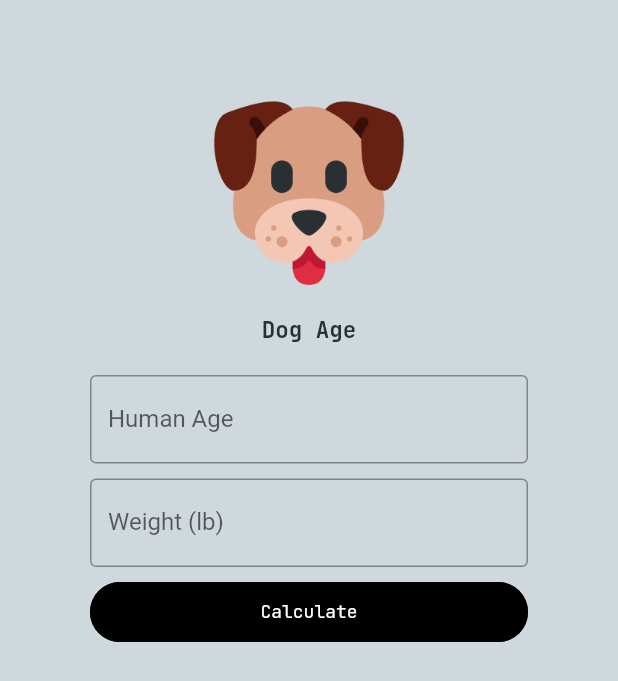
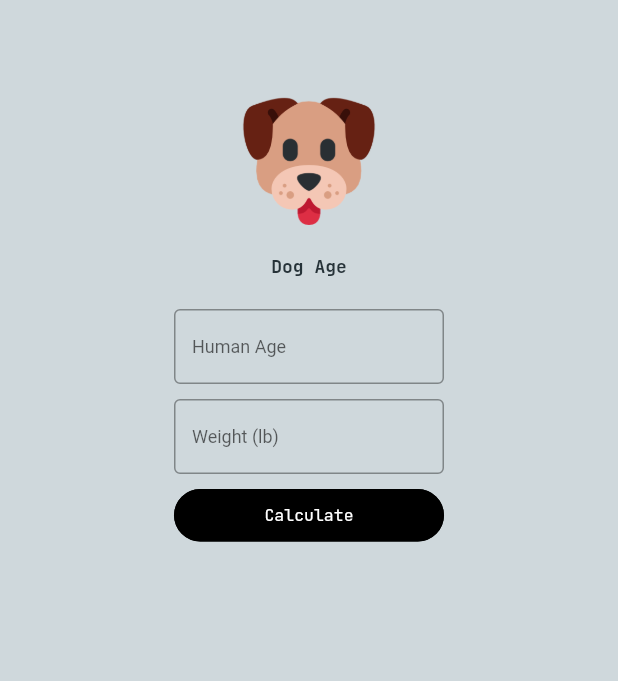
Before and after one commit to Victor-Zarzar/age-pet, a Flutter app: the DogPage screen opened directly, on a phone screen of 412 x 824 dp. Shown: the top 681 px of the screen. Run offline on Flutter 3.47's test engine with Material 3 defaults, Android fonts, the phone set to English and light mode, and no system bars; drawn by our look-alikes of getwidget; our stand-ins replace easy_localization, google_fonts.

Commit message:
Refactor components and new responsive layout

```diff
--- a/assets/translations/en-US.json
+++ b/assets/translations/en-US.json
@@ -8,12 +8,12 @@
   "labelcat": "Human Age",
   "secondlabelcat": "Weight (lb)",
   "buttoncat": "Calculate",
-  "responsecat": "Age Cat - Years",
+  "responsecat": "Age - Years",
   "validatecat": "Please fill in all fields.",
   "textdog": "Dog Age",
   "labeldog": "Human Age",
   "secondlabeldog": "Weight (lb)",
   "buttondog": "Calculate",
   "validatedog": "Please fill in all fields.",
-  "responsedog": "Age Dog - Years"
+  "responsedog": "Age - Years"
 }
--- a/assets/translations/pt-BR.json
+++ b/assets/translations/pt-BR.json
@@ -8,12 +8,12 @@
   "labelcat": "Idade Humana",
   "secondlabelcat": "Peso (kg)",
   "buttoncat": "Calcular",
-  "responsecat": "Idade do Gato - Anos",
+  "responsecat": "Idade - Anos",
   "validatecat": "Por favor, preencha todos os campos.",
   "textdog": "Idade do Cachorro",
   "labeldog": "Idade Humana",
   "secondlabeldog": "Peso (kg)",
   "buttondog": "Calcular",
   "validatedog": "Por favor, preencha todos os campos.",
-  "responsedog": "Idade do Cachorro - Anos"
+  "responsedog": "Idade - Anos"
 }
--- a/lib/components/AppAssets/app_assets.dart
+++ b/lib/components/AppAssets/app_assets.dart
@@ -4,7 +4,11 @@ class ImageOne {
   ImageOne._();
 
   static Image asset() {
-    return Image.asset('assets/pets.png');
+    return Image.asset(
+      'assets/pets.png',
+      height: 210,
+      width: 310,
+    );
   }
 }
 
@@ -14,8 +18,8 @@ class ImageTwo {
   static Image asset() {
     return Image.asset(
       'assets/cat.png',
-      height: 130,
-      width: 130,
+      height: 90,
+      width: 110,
     );
   }
 }
@@ -26,8 +30,8 @@ class ImageThree {
   static Image asset() {
     return Image.asset(
       'assets/dog.png',
-      height: 130,
-      width: 130,
+      height: 90,
+      width: 110,
     );
   }
 }
--- a/lib/pages/DogPage/dog_page.dart
+++ b/lib/pages/DogPage/dog_page.dart
@@ -38,32 +38,49 @@ class _DogPageState extends State<DogPage> {
                   'textdog'.tr(),
                   style: GoogleFonts.jetBrainsMono(
                     textStyle: TextStyle(
-                      fontSize: 15,
+                      fontSize: 12,
                       fontWeight: FontWeight.bold,
                       color: FontTextColor.primaryColor,
                     ),
                   ),
                 ),
                 const SizedBox(height: 20),
-                TextFormField(
+                SizedBox(
+                  height: 50,
+                  width: 180,
+                  child: TextFormField(
                     controller: humanAgeController,
                     keyboardType: TextInputType.number,
                     decoration: InputDecoration(
                       labelText: 'labeldog'.tr(),
+                      labelStyle: const TextStyle(
+                        fontSize: 12,
+                      ),
                       border: const OutlineInputBorder(),
                     ),
                   ),
+                ),
                 const SizedBox(height: 10),
-                TextFormField(
+                SizedBox(
+                  height: 50,
+                  width: 180,
+                  child: TextFormField(
                     controller: weightController,
                     keyboardType: TextInputType.number,
                     decoration: InputDecoration(
                       labelText: 'secondlabeldog'.tr(),
+                      labelStyle: const TextStyle(
+                        fontSize: 12,
+                      ),
                       border: const OutlineInputBorder(),
                     ),
                   ),
+                ),
                 const SizedBox(height: 10),
-                GFButton(
+                SizedBox(
+                  height: 35,
+                  width: 180,
+                  child: GFButton(
                     onPressed: () {
                       if (humanAgeController.text.isEmpty ||
                           weightController.text.isEmpty) {
@@ -73,7 +90,7 @@ class _DogPageState extends State<DogPage> {
                               'validatedog'.tr(),
                               style: GoogleFonts.jetBrainsMono(
                                 textStyle: TextStyle(
-                                fontSize: 14,
+                                  fontSize: 11,
                                   fontWeight: FontWeight.bold,
                                   color: FontTextColor.secondaryColor,
                                 ),
@@ -86,7 +103,8 @@ class _DogPageState extends State<DogPage> {
                       setState(() {
                         int humanAge = int.parse(humanAgeController.text);
                         double weight = double.parse(weightController.text);
-                      canineAge = calculateCanineAge(humanAge, weight).round();
+                        canineAge =
+                            calculateCanineAge(humanAge, weight).round();
                       });
                     },
                     color: ButtonColor.primaryColor,
@@ -96,18 +114,22 @@ class _DogPageState extends State<DogPage> {
                     textStyle: TextStyle(
                       color: FontTextColor.secondaryColor,
                       fontFamily: GoogleFonts.jetBrainsMono().fontFamily,
-                    fontSize: 12,
+                      fontSize: 11,
                     ),
                     size: GFSize.LARGE,
                   ),
+                ),
                 if (canineAge != null)
-                  Text(
+                  Padding(
+                    padding: const EdgeInsets.only(top: 14),
+                    child: Text(
                       '${'responsedog'.tr()}: $canineAge',
                       style: GoogleFonts.jetBrainsMono(
                         textStyle: TextStyle(
-                        fontSize: 15,
+                          fontSize: 12,
                           fontWeight: FontWeight.bold,
                           color: FontTextColor.primaryColor,
+                        ),
                       ),
                     ),
                   ),
```
Also changed, not shown: lib/pages/AppPage/app_page.dart (+11 -4 lines), lib/pages/CatPage/cat_page.dart (+31 -9 lines), lib/pages/IntroPage/intro_page.dart (+7 -5 lines). Lines whose indentation alone changed are shown as unchanged.
